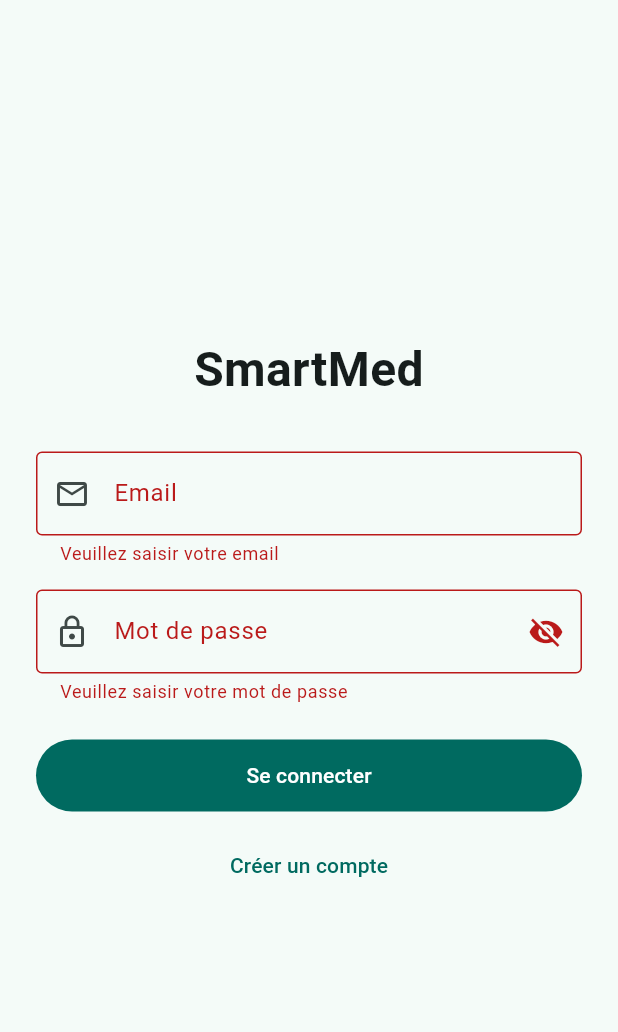
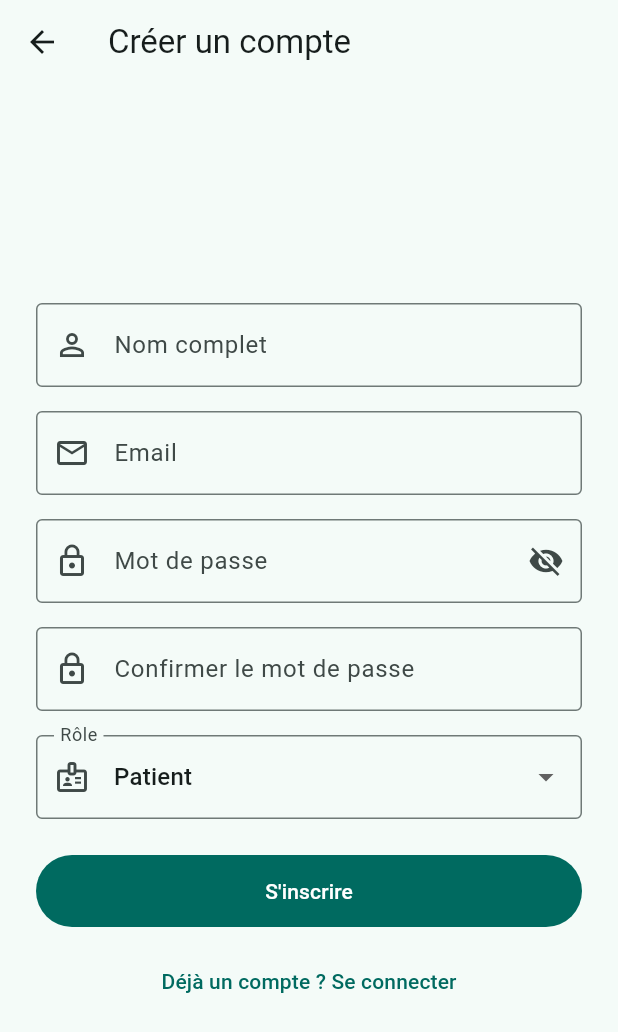
Before and after one commit to jridi-molka/SmartMed, a Flutter app: the screen it shows after launch, after a tap on "Se connecter", after a tap on "Créer un compte", on a phone screen of 412 x 824 dp. Shown: the top 1032 px of the screen. Run offline on Flutter 3.47's test engine with Material 3 defaults, Android fonts, the phone set to English and light mode, and no system bars.

Commit message:
feat(frontend):écran d'inscription

```diff
--- a/frontend/lib/routes/app_routes.dart
+++ b/frontend/lib/routes/app_routes.dart
@@ -1,10 +1,13 @@
 import 'package:flutter/material.dart';
 import '../screens/auth/login_screen.dart';
+import '../screens/auth/register_screen.dart';
 
 class AppRoutes {
   static const String login = '/login';
+  static const String register = '/register';
 
   static Map<String, WidgetBuilder> routes = {
     login: (context) => const LoginScreen(),
+    register: (context) => const RegisterScreen(),
   };
 }
--- /dev/null
+++ b/frontend/lib/screens/auth/register_screen.dart
@@ -0,0 +1,168 @@
+import 'package:flutter/material.dart';
+
+class RegisterScreen extends StatefulWidget {
+  const RegisterScreen({super.key});
+
+  @override
+  State<RegisterScreen> createState() => _RegisterScreenState();
+}
+
+class _RegisterScreenState extends State<RegisterScreen> {
+  final _formKey = GlobalKey<FormState>();
+  final _nameController = TextEditingController();
+  final _emailController = TextEditingController();
+  final _passwordController = TextEditingController();
+  final _confirmController = TextEditingController();
+  bool _obscurePassword = true;
+  String _role = 'patient';
+
+  @override
+  void dispose() {
+    _nameController.dispose();
+    _emailController.dispose();
+    _passwordController.dispose();
+    _confirmController.dispose();
+    super.dispose();
+  }
+
+  void _submit() {
+    if (_formKey.currentState!.validate()) {
+      // TODO: appeler AuthService.register (Étape 6)
+      ScaffoldMessenger.of(context).showSnackBar(
+        const SnackBar(content: Text('Inscription valide')),
+      );
+    }
+  }
+
+  @override
+  Widget build(BuildContext context) {
+    return Scaffold(
+      appBar: AppBar(title: const Text('Créer un compte')),
+      body: SafeArea(
+        child: Center(
+          child: SingleChildScrollView(
+            padding: const EdgeInsets.all(24),
+            child: ConstrainedBox(
+              constraints: const BoxConstraints(maxWidth: 400),
+              child: Form(
+                key: _formKey,
+                child: Column(
+                  mainAxisSize: MainAxisSize.min,
+                  crossAxisAlignment: CrossAxisAlignment.stretch,
+                  children: [
+                    TextFormField(
+                      controller: _nameController,
+                      decoration: const InputDecoration(
+                        labelText: 'Nom complet',
+                        prefixIcon: Icon(Icons.person_outline),
+                        border: OutlineInputBorder(),
+                      ),
+                      validator: (value) {
+                        if (value == null || value.trim().isEmpty) {
+                          return 'Veuillez saisir votre nom';
+                        }
+                        if (value.trim().length < 2) {
+                          return 'Minimum 2 caractères';
+                        }
+                        return null;
+                      },
+                    ),
+                    const SizedBox(height: 16),
+                    TextFormField(
+                      controller: _emailController,
+                      keyboardType: TextInputType.emailAddress,
+                      decoration: const InputDecoration(
+                        labelText: 'Email',
+                        prefixIcon: Icon(Icons.email_outlined),
+                        border: OutlineInputBorder(),
+                      ),
+                      validator: (value) {
+                        if (value == null || value.trim().isEmpty) {
+                          return 'Veuillez saisir votre email';
+                        }
+                        final regex = RegExp(r'^[^@\s]+@[^@\s]+\.[^@\s]+$');
+                        if (!regex.hasMatch(value.trim())) {
+                          return 'Email invalide';
+                        }
+                        return null;
+                      },
+                    ),
+                    const SizedBox(height: 16),
+                    TextFormField(
+                      controller: _passwordController,
+                      obscureText: _obscurePassword,
+                      decoration: InputDecoration(
+                        labelText: 'Mot de passe',
+                        prefixIcon: const Icon(Icons.lock_outline),
+                        border: const OutlineInputBorder(),
+                        suffixIcon: IconButton(
+                          icon: Icon(_obscurePassword
+                              ? Icons.visibility_off
+                              : Icons.visibility),
+                          onPressed: () => setState(
+                              () => _obscurePassword = !_obscurePassword),
+                        ),
+                      ),
+                      validator: (value) {
+                        if (value == null || value.isEmpty) {
+                          return 'Veuillez saisir un mot de passe';
+                        }
+                        if (value.length < 6) {
+                          return 'Minimum 6 caractères';
+                        }
+                        return null;
+                      },
+                    ),
+                    const SizedBox(height: 16),
+                    TextFormField(
+                      controller: _confirmController,
+                      obscureText: _obscurePassword,
+                      decoration: const InputDecoration(
+                        labelText: 'Confirmer le mot de passe',
+                        prefixIcon: Icon(Icons.lock_outline),
+                        border: OutlineInputBorder(),
+                      ),
+                      validator: (value) {
+                        if (value != _passwordController.text) {
+                          return 'Les mots de passe ne correspondent pas';
+                        }
+                        return null;
+                      },
+                    ),
+                    const SizedBox(height: 16),
+                    DropdownButtonFormField<String>(
+                      initialValue: _role,
+                      decoration: const InputDecoration(
+                        labelText: 'Rôle',
+                        prefixIcon: Icon(Icons.badge_outlined),
+                        border: OutlineInputBorder(),
+                      ),
+                      items: const [
+                        DropdownMenuItem(value: 'patient', child: Text('Patient')),
+                        DropdownMenuItem(value: 'doctor', child: Text('Médecin')),
+                      ],
+                      onChanged: (value) => setState(() => _role = value!),
+                    ),
+                    const SizedBox(height: 24),
+                    FilledButton(
+                      onPressed: _submit,
+                      child: const Padding(
+                        padding: EdgeInsets.symmetric(vertical: 14),
+                        child: Text("S'inscrire"),
+                      ),
+                    ),
+                    const SizedBox(height: 12),
+                    TextButton(
+                      onPressed: () => Navigator.pop(context),
+                      child: const Text('Déjà un compte ? Se connecter'),
+                    ),
+                  ],
+                ),
+              ),
+            ),
+          ),
+        ),
+      ),
+    );
+  }
+}
```
Also changed, not shown: frontend/lib/screens/auth/login_screen.dart (+4 -5 lines).
